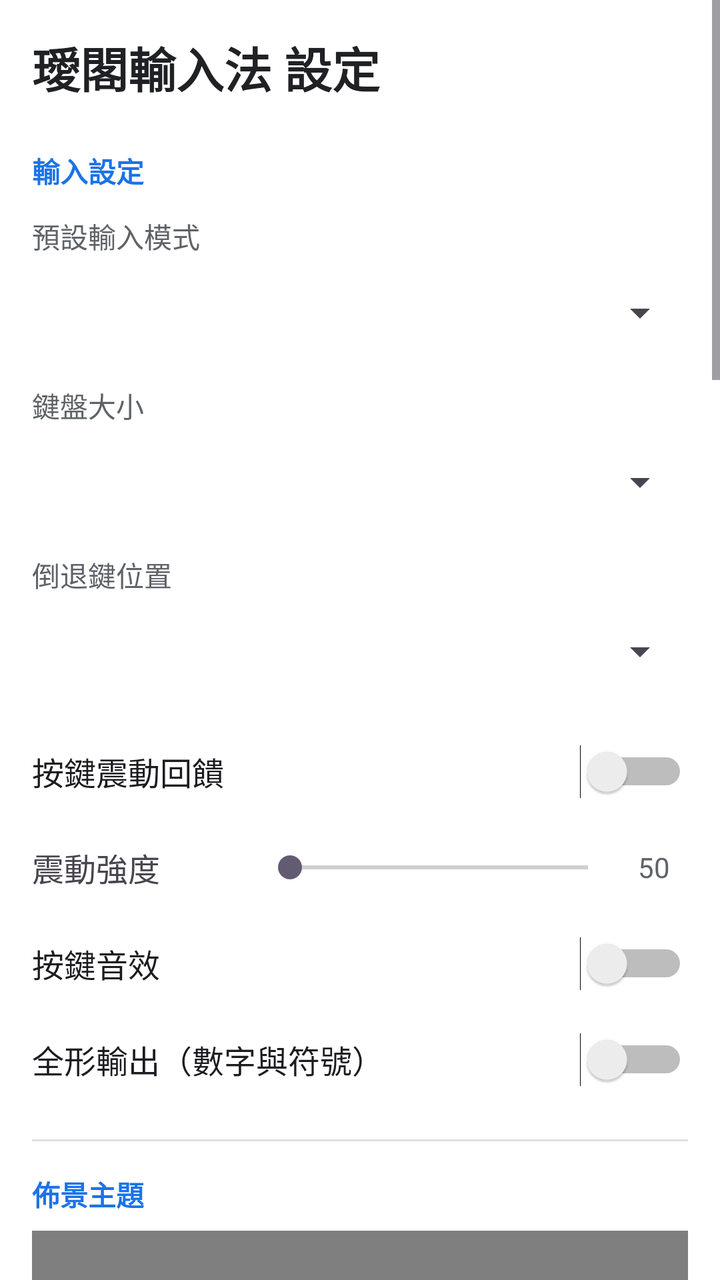
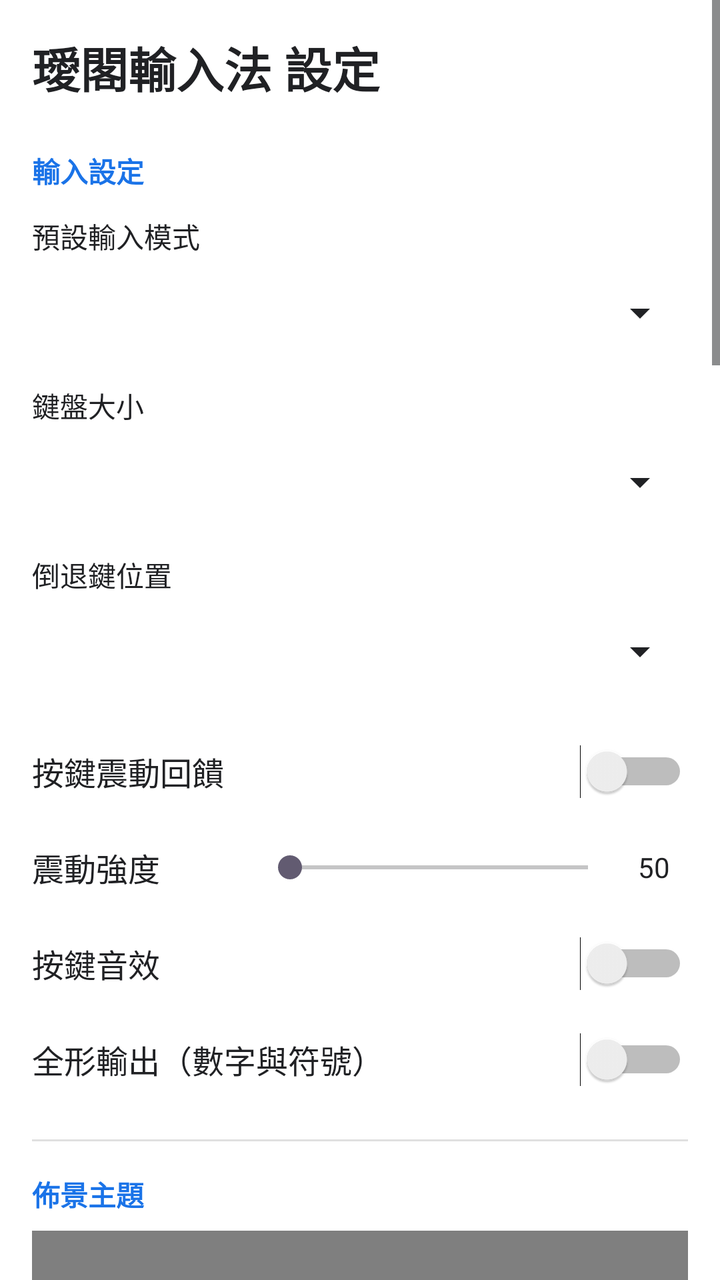

Before-and-after screenshots of an Android layout around one commit, followed by the original layout XML and the change that was made.
<!-- AndroidManifest.xml: activity theme Theme.BoshiamyIME -->
<!-- res/layout/activity_settings.xml -->
<?xml version="1.0" encoding="utf-8"?>
<ScrollView xmlns:android="http://schemas.android.com/apk/res/android"
    android:layout_width="match_parent"
    android:layout_height="match_parent"
    android:background="@android:color/white">

    <LinearLayout
        android:layout_width="match_parent"
        android:layout_height="wrap_content"
        android:orientation="vertical"
        android:padding="16dp">

        <TextView
            android:layout_width="wrap_content"
            android:layout_height="wrap_content"
            android:text="璦閣輸入法 設定"
            android:textSize="24sp"
            android:textStyle="bold"
            android:textColor="#202124"
            android:layout_marginBottom="24dp" />

        
        <TextView
            android:layout_width="wrap_content"
            android:layout_height="wrap_content"
            android:text="輸入設定"
            android:textSize="14sp"
            android:textColor="#1A73E8"
            android:textStyle="bold"
            android:layout_marginBottom="12dp" />

        <TextView
            android:layout_width="wrap_content"
            android:layout_height="wrap_content"
            android:text="預設輸入模式"
            android:textSize="14sp"
            android:textColor="#5F6368"
            android:layout_marginBottom="4dp" />

        <Spinner
            android:id="@+id/spinner_input_mode"
            android:layout_width="match_parent"
            android:layout_height="48dp"
            android:layout_marginBottom="12dp" />

        <TextView
            android:layout_width="wrap_content"
            android:layout_height="wrap_content"
            android:text="鍵盤大小"
            android:textSize="14sp"
            android:textColor="#5F6368"
            android:layout_marginBottom="4dp" />

        <Spinner
            android:id="@+id/spinner_keyboard_scale"
            android:layout_width="match_parent"
            android:layout_height="48dp"
            android:layout_marginBottom="12dp" />

        <TextView
            android:layout_width="wrap_content"
            android:layout_height="wrap_content"
            android:text="倒退鍵位置"
            android:textSize="14sp"
            android:textColor="#5F6368"
            android:layout_marginBottom="4dp" />

        <Spinner
            android:id="@+id/spinner_delete_key"
            android:layout_width="match_parent"
            android:layout_height="48dp"
            android:layout_marginBottom="12dp" />

        <Switch
            android:id="@+id/switch_vibrate"
            android:layout_width="match_parent"
            android:layout_height="48dp"
            android:text="按鍵震動回饋"
            android:textSize="16sp" />

        <LinearLayout
            android:id="@+id/vibrate_strength_row"
            android:layout_width="match_parent"
            android:layout_height="48dp"
            android:orientation="horizontal"
            android:gravity="center_vertical">

            <TextView
                android:layout_width="0dp"
                android:layout_weight="1"
                android:layout_height="wrap_content"
                android:text="震動強度"
                android:textSize="16sp" />

            <SeekBar
                android:id="@+id/seek_vibrate_strength"
                android:layout_width="0dp"
                android:layout_weight="1.6"
                android:layout_height="wrap_content"
                android:max="100" />

            <TextView
                android:id="@+id/tv_vibrate_strength"
                android:layout_width="34dp"
                android:layout_height="wrap_content"
                android:text="50"
                android:textSize="14sp"
                android:textColor="#5F6368"
                android:textAlignment="center" />
        </LinearLayout>

        <Switch
            android:id="@+id/switch_sound"
            android:layout_width="match_parent"
            android:layout_height="48dp"
            android:text="按鍵音效"
            android:textSize="16sp" />

        <Switch
            android:id="@+id/switch_full_width"
            android:layout_width="match_parent"
            android:layout_height="48dp"
            android:text="全形輸出（數字與符號）"
            android:textSize="16sp"
            android:layout_marginBottom="16dp" />

        <View
            android:layout_width="match_parent"
            android:layout_height="1dp"
            android:background="#E0E0E0"
            android:layout_marginBottom="16dp" />

        
        <TextView
            android:layout_width="wrap_content"
            android:layout_height="wrap_content"
            android:text="佈景主題"
            android:textSize="14sp"
            android:textColor="#1A73E8"
            android:textStyle="bold"
            android:layout_marginBottom="8dp" />

        <tw.igg.boshiamyime.ui.KeyboardPreviewView
            android:id="@+id/preview_keyboard"
            android:layout_width="match_parent"
            android:layout_height="150dp"
            android:layout_marginBottom="12dp" />

        <TextView
            android:layout_width="wrap_content"
            android:layout_height="wrap_content"
            android:text="點擊色塊開啟調色盤，或直接輸入色碼"
            android:textSize="13sp"
            android:textColor="#5F6368"
            android:layout_marginBottom="12dp" />

        <LinearLayout
            android:id="@+id/custom_theme_container"
            android:layout_width="match_parent"
            android:layout_height="wrap_content"
            android:orientation="vertical">

            <TextView
                android:layout_width="wrap_content"
                android:layout_height="wrap_content"
                android:text="鍵盤背景色"
                android:textSize="14sp"
                android:textColor="#5F6368" />

            <LinearLayout
                android:layout_width="match_parent"
                android:layout_height="48dp"
                android:orientation="horizontal"
                android:layout_marginBottom="8dp">

                <Button
                    android:id="@+id/btn_theme_bg"
                    android:layout_width="0dp"
                    android:layout_weight="1"
                    android:layout_height="match_parent"
                    android:text="選色"
                    android:textSize="13sp" />

                <EditText
                    android:id="@+id/et_theme_bg"
                    android:layout_width="0dp"
                    android:layout_weight="1.4"
                    android:layout_height="match_parent"
                    android:layout_marginStart="8dp"
                    android:hint="#RRGGBB"
                    android:inputType="textCapCharacters"
                    android:maxLines="1"
                    android:digits="0123456789ABCDEFabcdef#"
                    android:gravity="center_horizontal"
                    android:textSize="14sp" />
            </LinearLayout>

            <TextView
                android:layout_width="wrap_content"
                android:layout_height="wrap_content"
                android:text="按鍵文字色"
                android:textSize="14sp"
                android:textColor="#5F6368" />

            <LinearLayout
                android:layout_width="match_parent"
                android:layout_height="48dp"
                android:orientation="horizontal"
                android:layout_marginBottom="8dp">

                <Button
                    android:id="@+id/btn_theme_text"
                    android:layout_width="0dp"
                    android:layout_weight="1"
                    android:layout_height="match_parent"
                    android:text="選色"
                    android:textSize="13sp" />

                <EditText
                    android:id="@+id/et_theme_text"
                    android:layout_width="0dp"
                    android:layout_weight="1.4"
                    android:layout_height="match_parent"
                    android:layout_marginStart="8dp"
                    android:hint="#RRGGBB"
                    android:inputType="textCapCharacters"
                    android:maxLines="1"
                    android:digits="0123456789ABCDEFabcdef#"
                    android:gravity="center_horizontal"
                    android:textSize="14sp" />
            </LinearLayout>

            <TextView
                android:layout_width="wrap_content"
                android:layout_height="wrap_content"
                android:text="按鍵背景色"
                android:textSize="14sp"
                android:textColor="#5F6368" />

            <LinearLayout
                android:layout_width="match_parent"
                android:layout_height="48dp"
                android:orientation="horizontal"
                android:layout_marginBottom="8dp">

                <Button
                    android:id="@+id/btn_theme_keybg"
                    android:layout_width="0dp"
                    android:layout_weight="1"
                    android:layout_height="match_parent"
                    android:text="選色"
                    android:textSize="13sp" />

                <EditText
                    android:id="@+id/et_theme_keybg"
                    android:layout_width="0dp"
                    android:layout_weight="1.4"
                    android:layout_height="match_parent"
                    android:layout_marginStart="8dp"
                    android:hint="#RRGGBB"
                    android:inputType="textCapCharacters"
                    android:maxLines="1"
                    android:digits="0123456789ABCDEFabcdef#"
                    android:gravity="center_horizontal"
                    android:textSize="14sp" />
            </LinearLayout>

            <TextView
                android:layout_width="wrap_content"
                android:layout_height="wrap_content"
                android:text="按鍵框線色"
                android:textSize="14sp"
                android:textColor="#5F6368" />

            <LinearLayout
                android:layout_width="match_parent"
                android:layout_height="48dp"
                android:orientation="horizontal"
                android:layout_marginBottom="8dp">

                <Button
                    android:id="@+id/btn_theme_border"
                    android:layout_width="0dp"
                    android:layout_weight="1"
                    android:layout_height="match_parent"
                    android:text="選色"
                    android:textSize="13sp" />

                <EditText
                    android:id="@+id/et_theme_border"
                    android:layout_width="0dp"
                    android:layout_weight="1.4"
                    android:layout_height="match_parent"
                    android:layout_marginStart="8dp"
                    android:hint="#RRGGBB"
                    android:inputType="textCapCharacters"
                    android:maxLines="1"
                    android:digits="0123456789ABCDEFabcdef#"
                    android:gravity="center_horizontal"
                    android:textSize="14sp" />
            </LinearLayout>

            <Button
                android:id="@+id/btn_theme_reset"
                android:layout_width="match_parent"
                android:layout_height="48dp"
                android:text="恢復預設色彩"
                android:textSize="14sp"
                android:layout_marginBottom="16dp" />
        </LinearLayout>

        <View
            android:layout_width="match_parent"
            android:layout_height="1dp"
            android:background="#E0E0E0"
            android:layout_marginBottom="16dp" />

        
        <TextView
            android:layout_width="wrap_content"
            android:layout_height="wrap_content"
            android:text="碼表管理"
            android:textSize="14sp"
            android:textColor="#1A73E8"
            android:textStyle="bold"
            android:layout_marginBottom="8dp" />

        <LinearLayout
            android:layout_width="match_parent"
            android:layout_height="wrap_content"
            android:orientation="vertical"
            android:layout_marginBottom="8dp">

            <TextView
                android:id="@+id/tv_dict_version"
                android:layout_width="wrap_content"
                android:layout_height="wrap_content"
                android:text="目前版本：載入中..."
                android:textSize="14sp"
                android:textColor="#5F6368" />

            <TextView
                android:id="@+id/tv_dict_count"
                android:layout_width="wrap_content"
                android:layout_height="wrap_content"
                android:text="碼表筆數：--"
                android:textSize="14sp"
                android:textColor="#5F6368" />
        </LinearLayout>

        <Button
            android:id="@+id/btn_update_dict"
            android:layout_width="match_parent"
            android:layout_height="48dp"
            android:text="下載碼表（首次使用需下載）"
            android:textSize="14sp"
            android:layout_marginBottom="8dp" />

        <TextView
            android:id="@+id/tv_dict_source"
            android:layout_width="match_parent"
            android:layout_height="wrap_content"
            android:text=""
            android:textSize="12sp"
            android:textColor="#5F6368"
            android:layout_marginBottom="8dp" />

        <ProgressBar
            android:id="@+id/progress_update"
            style="?android:attr/progressBarStyleHorizontal"
            android:layout_width="match_parent"
            android:layout_height="wrap_content"
            android:visibility="gone"
            android:layout_marginBottom="8dp" />

        <TextView
            android:id="@+id/tv_update_status"
            android:layout_width="wrap_content"
            android:layout_height="wrap_content"
            android:text=""
            android:textSize="12sp"
            android:textColor="#5F6368"
            android:layout_marginBottom="16dp" />

        <View
            android:layout_width="match_parent"
            android:layout_height="1dp"
            android:background="#E0E0E0"
            android:layout_marginBottom="16dp" />

        
        <TextView
            android:layout_width="wrap_content"
            android:layout_height="wrap_content"
            android:text="版本更新"
            android:textSize="14sp"
            android:textColor="#1A73E8"
            android:textStyle="bold"
            android:layout_marginBottom="8dp" />

        <TextView
            android:id="@+id/tv_app_version"
            android:layout_width="wrap_content"
            android:layout_height="wrap_content"
            android:text="目前版本：--"
            android:textSize="14sp"
            android:textColor="#5F6368" />

        <Button
            android:id="@+id/btn_check_update"
            android:layout_width="match_parent"
            android:layout_height="48dp"
            android:text="檢查更新"
            android:textSize="14sp"
            android:layout_marginTop="8dp"
            android:layout_marginBottom="8dp" />

        <TextView
            android:id="@+id/tv_update_status2"
            android:layout_width="wrap_content"
            android:layout_height="wrap_content"
            android:text=""
            android:textSize="12sp"
            android:textColor="#5F6368"
            android:layout_marginBottom="16dp" />

        <View
            android:layout_width="match_parent"
            android:layout_height="1dp"
            android:background="#E0E0E0"
            android:layout_marginBottom="16dp" />

        
        <TextView
            android:layout_width="wrap_content"
            android:layout_height="wrap_content"
            android:text="資料管理"
            android:textSize="14sp"
            android:textColor="#1A73E8"
            android:textStyle="bold"
            android:layout_marginBottom="8dp" />

        <Button
            android:id="@+id/btn_clear_data"
            android:layout_width="match_parent"
            android:layout_height="48dp"
            android:text="清除學習資料（聯想詞）"
            android:textSize="14sp"
            android:layout_marginBottom="8dp" />

        <Button
            android:id="@+id/btn_export_settings"
            android:layout_width="match_parent"
            android:layout_height="48dp"
            android:text="匯出設定"
            android:textSize="14sp"
            android:layout_marginBottom="8dp" />

        <Button
            android:id="@+id/btn_import_settings"
            android:layout_width="match_parent"
            android:layout_height="48dp"
            android:text="匯入設定"
            android:textSize="14sp"
            android:layout_marginBottom="16dp" />

        <View
            android:layout_width="match_parent"
            android:layout_height="1dp"
            android:background="#E0E0E0"
            android:layout_marginBottom="16dp" />

        
        <TextView
            android:layout_width="wrap_content"
            android:layout_height="wrap_content"
            android:text="關於"
            android:textSize="14sp"
            android:textColor="#1A73E8"
            android:textStyle="bold"
            android:layout_marginBottom="8dp" />

        <TextView
            android:id="@+id/tv_about_version"
            android:layout_width="wrap_content"
            android:layout_height="wrap_content"
            android:text="璦閣輸入法 v1.1.1&#10;自訂嘸蝦米輸入法 Android App&#10;&#10;© 2026 璦閣數位科技&#10;本專案以 GPL-3.0 授權釋出（Open Source）&#10;&#10;碼表來源（於設定頁下載，CC0-1.0）：&#10;chinese-opendesktop/cin-tables&#10;· uniliu.cin 萬國蝦米&#10;· boshiamy.cin 嘸蝦米（劉重次）&#10;兩份自動合併，碼字並存（別名碼全部保留）&#10;&#10;字頻表：教育部語文司 常用字字頻表&#10;簡體字集：OpenCC（STCharacters）&#10;注音碼表：samejack/sc-dictionary"
            android:textSize="13sp"
            android:textColor="#5F6368"
            android:lineSpacingExtra="4dp" />

    </LinearLayout>
</ScrollView>
<!-- resources referenced by this layout -->
<resources>
  <style name="Theme.BoshiamyIME" parent="Theme.Material3.DayNight.NoActionBar">
          <item name="colorPrimary">@color/primary</item>
          <item name="colorPrimaryContainer">@color/primary_container</item>
          <item name="colorOnPrimary">@color/on_primary</item>
          <item name="android:statusBarColor">@color/status_bar</item>
      </style>
  <color name="primary">#FF1A73E8</color>
  <color name="primary_container">#FFD3E3FD</color>
  <color name="on_primary">#FFFFFFFF</color>
  <color name="status_bar">#FF1557B0</color>
</resources>

<!-- the commit's change to res/layout/activity_settings.xml (unified diff, before → after) -->
@@ -34,7 +34,7 @@
             android:layout_height="wrap_content"
             android:text="預設輸入模式"
             android:textSize="14sp"
-            android:textColor="#5F6368"
+            android:textColor="#202124"
             android:layout_marginBottom="4dp" />
 
         <Spinner
@@ -48,7 +48,7 @@
             android:layout_height="wrap_content"
             android:text="鍵盤大小"
             android:textSize="14sp"
-            android:textColor="#5F6368"
+            android:textColor="#202124"
             android:layout_marginBottom="4dp" />
 
         <Spinner
@@ -62,7 +62,7 @@
             android:layout_height="wrap_content"
             android:text="倒退鍵位置"
             android:textSize="14sp"
-            android:textColor="#5F6368"
+            android:textColor="#202124"
             android:layout_marginBottom="4dp" />
 
         <Spinner
@@ -76,6 +76,7 @@
             android:layout_width="match_parent"
             android:layout_height="48dp"
             android:text="按鍵震動回饋"
+            android:textColor="#202124"
             android:textSize="16sp" />
 
         <LinearLayout
@@ -90,6 +91,7 @@
                 android:layout_weight="1"
                 android:layout_height="wrap_content"
                 android:text="震動強度"
+                android:textColor="#202124"
                 android:textSize="16sp" />
 
             <SeekBar
@@ -105,7 +107,7 @@
                 android:layout_height="wrap_content"
                 android:text="50"
                 android:textSize="14sp"
-                android:textColor="#5F6368"
+                android:textColor="#202124"
                 android:textAlignment="center" />
         </LinearLayout>
 
@@ -114,6 +116,7 @@
             android:layout_width="match_parent"
             android:layout_height="48dp"
             android:text="按鍵音效"
+            android:textColor="#202124"
             android:textSize="16sp" />
 
         <Switch
@@ -121,6 +124,7 @@
             android:layout_width="match_parent"
             android:layout_height="48dp"
             android:text="全形輸出（數字與符號）"
+            android:textColor="#202124"
             android:textSize="16sp"
             android:layout_marginBottom="16dp" />
 
@@ -151,7 +155,7 @@
             android:layout_height="wrap_content"
             android:text="點擊色塊開啟調色盤，或直接輸入色碼"
             android:textSize="13sp"
-            android:textColor="#5F6368"
+            android:textColor="#202124"
             android:layout_marginBottom="12dp" />
 
         <LinearLayout
@@ -165,7 +169,7 @@
                 android:layout_height="wrap_content"
                 android:text="鍵盤背景色"
                 android:textSize="14sp"
-                android:textColor="#5F6368" />
+                android:textColor="#202124" />
 
             <LinearLayout
                 android:layout_width="match_parent"
@@ -200,7 +204,7 @@
                 android:layout_height="wrap_content"
                 android:text="按鍵文字色"
                 android:textSize="14sp"
-                android:textColor="#5F6368" />
+                android:textColor="#202124" />
 
             <LinearLayout
                 android:layout_width="match_parent"
@@ -235,7 +239,7 @@
                 android:layout_height="wrap_content"
                 android:text="按鍵背景色"
                 android:textSize="14sp"
-                android:textColor="#5F6368" />
+                android:textColor="#202124" />
 
             <LinearLayout
                 android:layout_width="match_parent"
@@ -270,7 +274,7 @@
                 android:layout_height="wrap_content"
                 android:text="按鍵框線色"
                 android:textSize="14sp"
-                android:textColor="#5F6368" />
+                android:textColor="#202124" />
 
             <LinearLayout
                 android:layout_width="match_parent"
@@ -337,7 +341,7 @@
                 android:layout_height="wrap_content"
                 android:text="目前版本：載入中..."
                 android:textSize="14sp"
-                android:textColor="#5F6368" />
+                android:textColor="#202124" />
 
             <TextView
                 android:id="@+id/tv_dict_count"
@@ -345,7 +349,7 @@
                 android:layout_height="wrap_content"
                 android:text="碼表筆數：--"
                 android:textSize="14sp"
-                android:textColor="#5F6368" />
+                android:textColor="#202124" />
         </LinearLayout>
 
         <Button
@@ -362,7 +366,7 @@
             android:layout_height="wrap_content"
             android:text=""
             android:textSize="12sp"
-            android:textColor="#5F6368"
+            android:textColor="#202124"
             android:layout_marginBottom="8dp" />
 
         <ProgressBar
@@ -379,7 +383,7 @@
             android:layout_height="wrap_content"
             android:text=""
             android:textSize="12sp"
-            android:textColor="#5F6368"
+            android:textColor="#202124"
             android:layout_marginBottom="16dp" />
 
         <View
@@ -404,7 +408,25 @@
             android:layout_height="wrap_content"
             android:text="目前版本：--"
             android:textSize="14sp"
-            android:textColor="#5F6368" />
+            android:textColor="#202124" />
+
+        <TextView
+            android:id="@+id/tv_update_source_note"
+            android:layout_width="match_parent"
+            android:layout_height="wrap_content"
+            android:text="此版本由 F-Droid 發佈。下方的更新檢查會連線至 GitHub，其更新並非來自 F-Droid。"
+            android:textSize="12sp"
+            android:textColor="#202124"
+            android:layout_marginTop="4dp"
+            android:lineSpacingExtra="2dp" />
+
+        <Switch
+            android:id="@+id/switch_update_check"
+            android:layout_width="match_parent"
+            android:layout_height="48dp"
+            android:text="啟用更新檢查（連線 GitHub，非 F-Droid 來源）"
+            android:textColor="#202124"
+            android:textSize="16sp" />
 
         <Button
             android:id="@+id/btn_check_update"
@@ -421,7 +443,7 @@
             android:layout_height="wrap_content"
             android:text=""
             android:textSize="12sp"
-            android:textColor="#5F6368"
+            android:textColor="#202124"
             android:layout_marginBottom="16dp" />
 
         <View
@@ -486,7 +508,7 @@
             android:layout_height="wrap_content"
             android:text="璦閣輸入法 v1.1.1&#10;自訂嘸蝦米輸入法 Android App&#10;&#10;© 2026 璦閣數位科技&#10;本專案以 GPL-3.0 授權釋出（Open Source）&#10;&#10;碼表來源（於設定頁下載，CC0-1.0）：&#10;chinese-opendesktop/cin-tables&#10;· uniliu.cin 萬國蝦米&#10;· boshiamy.cin 嘸蝦米（劉重次）&#10;兩份自動合併，碼字並存（別名碼全部保留）&#10;&#10;字頻表：教育部語文司 常用字字頻表&#10;簡體字集：OpenCC（STCharacters）&#10;注音碼表：samejack/sc-dictionary"
             android:textSize="13sp"
-            android:textColor="#5F6368"
+            android:textColor="#202124"
             android:lineSpacingExtra="4dp" />
 
     </LinearLayout>
<!-- resource entries referenced after the edit -->
@@ -5,10 +5,15 @@
           <item name="colorPrimaryContainer">@color/primary_container</item>
           <item name="colorOnPrimary">@color/on_primary</item>
           <item name="android:statusBarColor">@color/status_bar</item>
+          <item name="android:textColorPrimary">@color/text_primary</item>
+          <item name="android:textColorSecondary">@color/text_primary</item>
+          <item name="android:textColor">@color/text_primary</item>
+          <item name="android:textColorHint">#FF808080</item>
       </style>
   <color name="primary">#FF1A73E8</color>
   <color name="primary_container">#FFD3E3FD</color>
   <color name="on_primary">#FFFFFFFF</color>
   <color name="status_bar">#FF1557B0</color>
+  <color name="text_primary">#FF202124</color>
 </resources>
 
